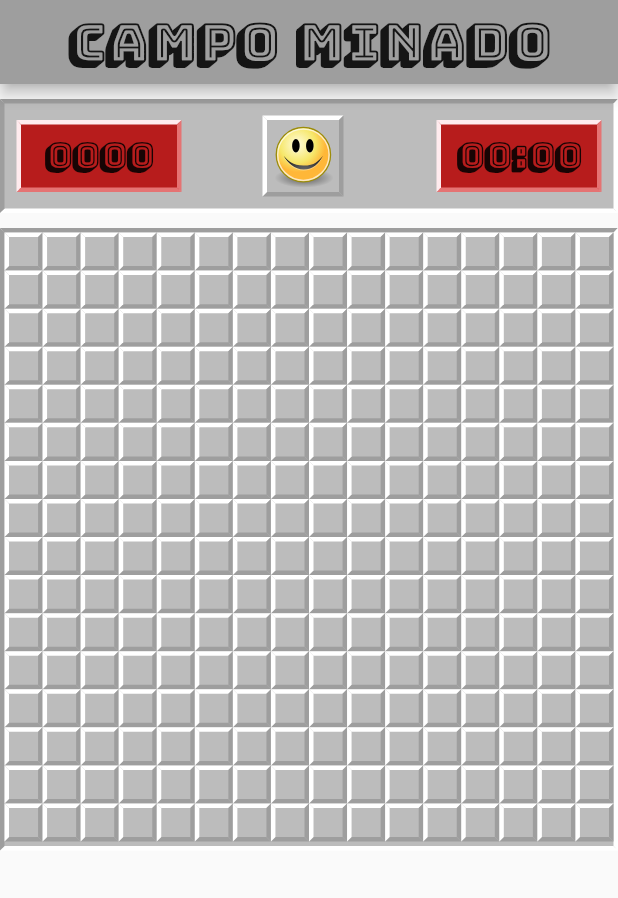
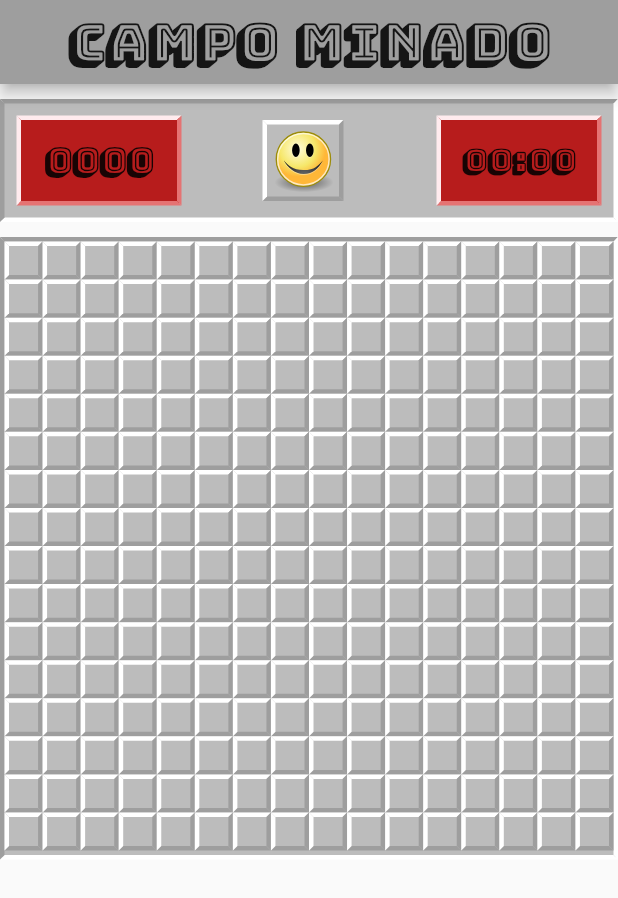
Before and after one commit to thiagotn/minesweeper, a Flutter app: the screen it shows after launch, on a phone screen of 412 x 824 dp. Shown: the top 898 px of the screen. Run offline on Flutter 3.47's test engine with Material 2 defaults, Android fonts, the phone set to English and light mode, and no system bars; our stand-ins replace flutter_svg, sprintf.

Commit message:
fix: scoreboard layout

```diff
--- a/lib/widgets/game/scoreboard.widget.dart
+++ b/lib/widgets/game/scoreboard.widget.dart
@@ -19,6 +19,7 @@ class Scoreboard extends StatelessWidget {
             padding: const EdgeInsets.only(left: 8.0),
             child: Container(
               width: 110,
+              height: 60,
               alignment: Alignment.center,
               decoration: buildBoxDecorationScoreBoard(),
               child: Padding(
@@ -47,6 +48,7 @@ class Scoreboard extends StatelessWidget {
             padding: const EdgeInsets.all(8.0),
             child: Container(
               width: 110,
+              height: 60,
               alignment: Alignment.center,
               decoration: buildBoxDecorationScoreBoard(),
               child: Padding(
@@ -54,7 +56,7 @@ class Scoreboard extends StatelessWidget {
                 child: Text(
                   "${_printDuration(Duration(seconds: bloc.seconds.toInt()))}",
                   style: TextStyle(
-                    fontSize: 22,
+                    fontSize: 20,
                     fontWeight: FontWeight.bold,
                   ),
                 ),
```
